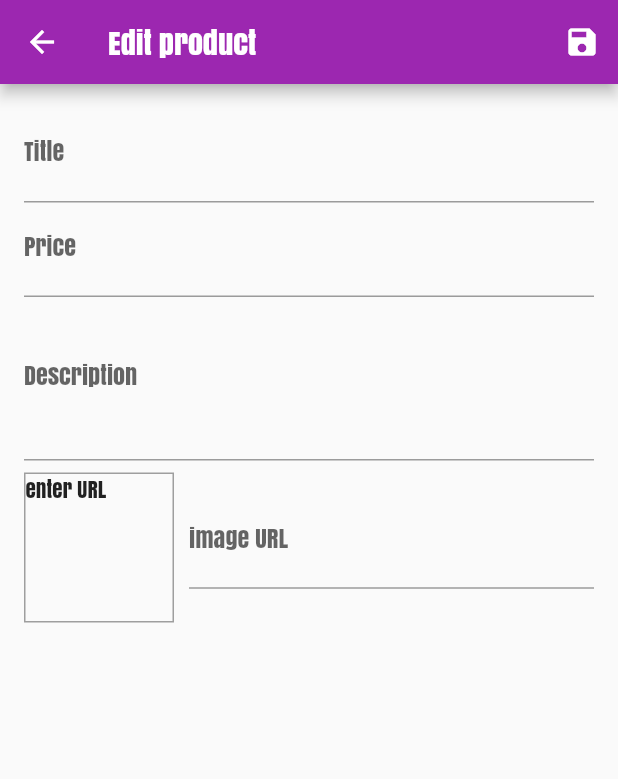
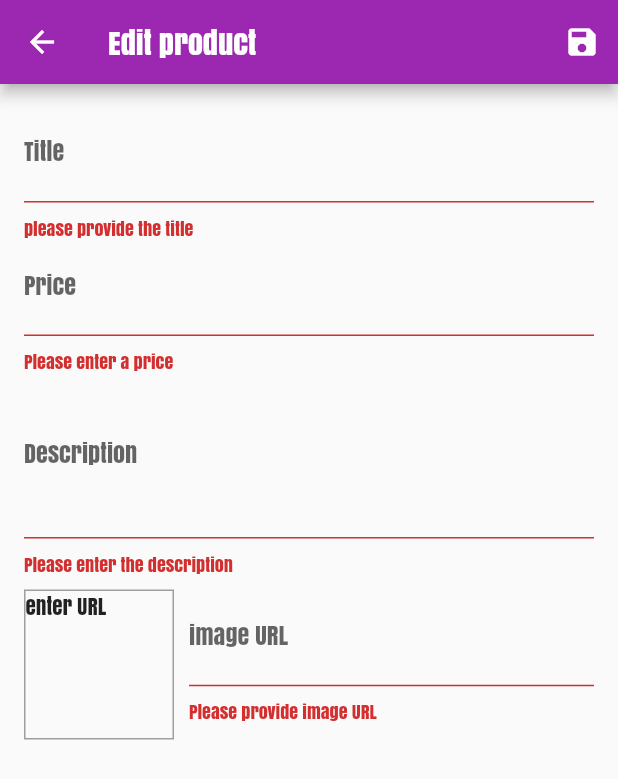
Before and after one commit to minhtam2048/e-commerce-for-mobile, a Flutter app: the EditProductScreen screen opened by its route, after a tap on the "save" icon, on a phone screen of 412 x 824 dp. Shown: the top 779 px of the screen. Run offline on Flutter 3.47's test engine with Material 2 defaults, Android fonts, the phone set to English and light mode, and no system bars; network calls fail.

Commit message:
Added validation to edit_product_screen

```diff
--- a/lib/screens/edit_product_screen.dart
+++ b/lib/screens/edit_product_screen.dart
@@ -35,11 +35,22 @@ class _EditProductScreenState extends State<EditProductScreen> {
 
   void _updateImageUrlListener() {
     if (!_imageUrlFocusNode.hasFocus) {
+      if ((!_imageUrlController.text.startsWith('http') &&
+              !_imageUrlController.text.startsWith('https')) ||
+          (!_imageUrlController.text.endsWith('.png') &&
+              !_imageUrlController.text.endsWith('.jpg') &&
+              !_imageUrlController.text.endsWith('.jpeg'))) {
+        return;
+      }
       setState(() {});
     }
   }
 
   void _saveForm() {
+    final isValid = _form.currentState.validate();
+    if (!isValid) {
+      return;
+    }
     _form.currentState.save();
     print(_editedProduct.title);
     print(_editedProduct.price);
@@ -71,6 +82,12 @@ class _EditProductScreenState extends State<EditProductScreen> {
                 onFieldSubmitted: (_) {
                   FocusScope.of(context).requestFocus(_priceFocusNode);
                 },
+                validator: (value) {
+                  if (value.isEmpty) {
+                    return 'please provide the title';
+                  }
+                  return null;
+                },
                 onSaved: (value) {
                   _editedProduct = Product(
                     title: value,
@@ -98,6 +115,18 @@ class _EditProductScreenState extends State<EditProductScreen> {
                     id: null,
                   );
                 },
+                validator: (value) {
+                  if (value.isEmpty) {
+                    return 'Please enter a price';
+                  }
+                  if (double.tryParse(value) == null) {
+                    return 'Please enter value number';
+                  }
+                  if (double.parse(value) <= 0) {
+                    return 'Please enter a number greater than zero';
+                  }
+                  return null;
+                },
               ),
               TextFormField(
                 decoration: InputDecoration(labelText: 'Description'),
@@ -112,6 +141,15 @@ class _EditProductScreenState extends State<EditProductScreen> {
                     imageUrl: _editedProduct.imageUrl,
                     id: null,
                   );
+                },
+                validator: (value) {
+                  if (value.isEmpty) {
+                    return 'Please enter the description';
+                  }
+                  if (value.length < 10) {
+                    return 'should be at least 10 characters long';
+                  }
+                  return null;
                 },
               ),
               Row(
@@ -146,6 +184,21 @@ class _EditProductScreenState extends State<EditProductScreen> {
                       controller: _imageUrlController,
                       focusNode: _imageUrlFocusNode,
                       onFieldSubmitted: (_) => _saveForm(),
+                      validator: (value) {
+                        if (value.isEmpty) {
+                          return 'Please provide image URL';
+                        }
+                        if (!value.startsWith('http') &&
+                            !value.startsWith('https')) {
+                          return 'please enter a valid image URL';
+                        }
+                        if (!value.endsWith('.png') &&
+                            !value.endsWith('.jpg') &&
+                            !value.endsWith('.jpeg')) {
+                          return 'please enter a valid image URL';
+                        }
+                        return null;
+                      },
                       onSaved: (value) {
                         _editedProduct = Product(
                           title: _editedProduct.title,
```
